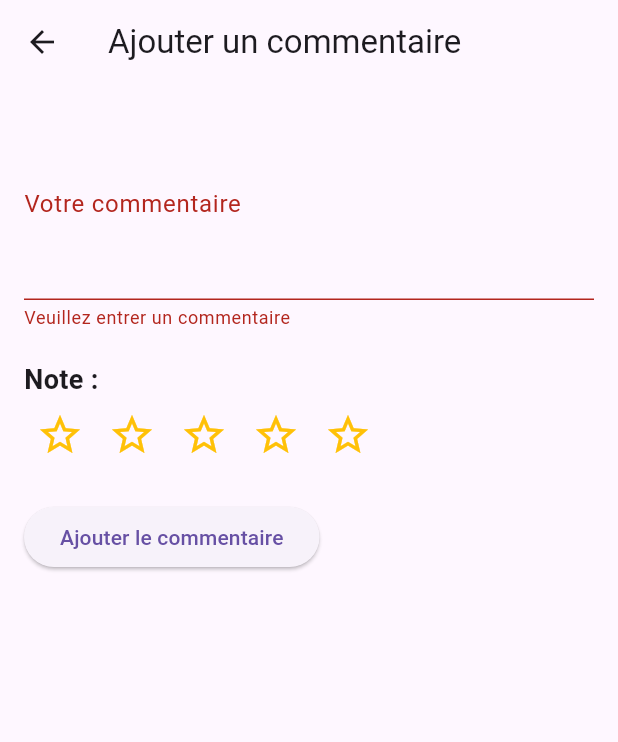
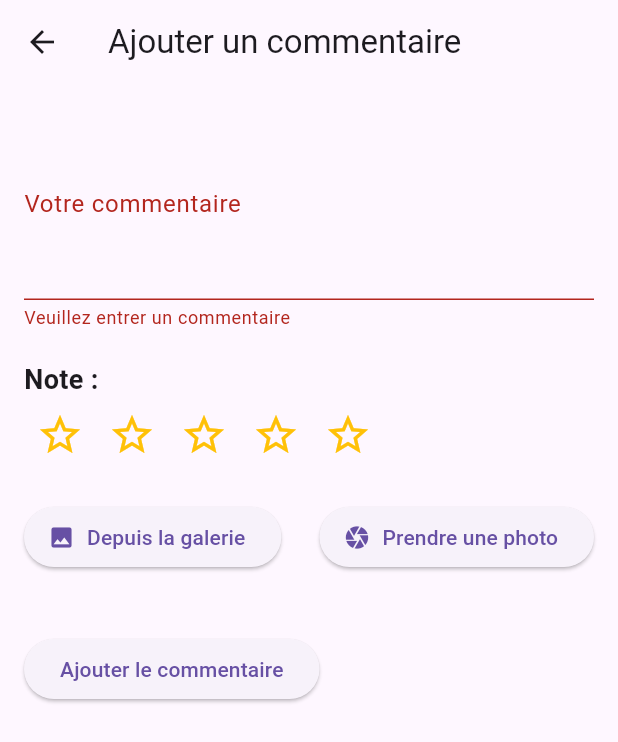
Before and after one commit to julian2bot/SAEMobile, a Flutter app: the AddComment screen opened directly, after a tap on "Ajouter le commentaire", on a phone screen of 412 x 824 dp. Shown: the top 742 px of the screen. Run offline on Flutter 3.47's test engine with Material 3 defaults, Android fonts, the phone set to English and light mode, and no system bars; our stand-ins replace cached_network_image, image_picker, shared_preferences; accounts and stored records are empty; network calls fail.

Commit message:
front pour add une image depuis la galerie (dispo seulement sur tel)

```diff
--- a/lib/UI/ajout_commentaire.dart
+++ b/lib/UI/ajout_commentaire.dart
@@ -1,4 +1,8 @@
+import 'dart:io';
+
 import 'package:flutter/material.dart';
+import 'package:image_picker/image_picker.dart';
+
 
 class AddComment extends StatefulWidget {
   const AddComment({super.key});
@@ -9,11 +13,29 @@ class AddComment extends StatefulWidget {
 
 class _AddCommentState extends State<AddComment> {
   final GlobalKey<FormState> _formKey = GlobalKey<FormState>();
+  File? _selectedImage;
 
   // Controllers pour récupérer le texte saisi
   final TextEditingController _commentController = TextEditingController();
 
   int _selectedRating = 0; // note default (0 à 5)
+
+
+
+  Future<void> _pickImage(ImageSource source) async {
+      final ImagePicker picker = ImagePicker();
+      final XFile? image = await picker.pickImage(source: source);
+
+      if (image != null) {
+        setState(() {
+          _selectedImage = File(image.path); // Convertit en fichier pour l'affichage
+        });
+      }
+    }
+
+
+
+
 
   @override
   Widget build(BuildContext context) {
@@ -61,11 +83,40 @@ class _AddCommentState extends State<AddComment> {
               ),
               const SizedBox(height: 20),
 
-              // Bouton de validation
+
+
+              Row(
+                mainAxisAlignment: MainAxisAlignment.spaceBetween,
+                children: [
+                  ElevatedButton.icon(
+                    icon: Icon(Icons.image),
+                    label: Text("Depuis la galerie"),
+                    onPressed: () => _pickImage(ImageSource.gallery),
+                  ),
+                  ElevatedButton.icon(
+                    icon: Icon(Icons.camera),
+                    label: Text("Prendre une photo"),
+                    onPressed: () => _pickImage(ImageSource.camera),
+                  ),
+                ],
+              ),
+              const SizedBox(height: 20),
+
+              // Affichage de l'image sélectionnée
+              if (_selectedImage != null)
+                Image.file(_selectedImage!, height: 150, width: double.infinity, fit: BoxFit.cover),
+
+              const SizedBox(height: 20),
+
+
+
+
+
+              // validation
               ElevatedButton(
                 onPressed: () {
                   if (_formKey.currentState!.validate()) {
-                    // Récupération des valeurs saisies
+                      // recup les infos
                     String comment = _commentController.text;
                     int rating = _selectedRating;
 
@@ -73,10 +124,17 @@ class _AddCommentState extends State<AddComment> {
                     print("Commentaire : $comment");
                     print("Note : $rating");
 
-                    // Nettoyer les champs après validation
+                    if (_selectedImage != null) {
+                      print("Image sélectionnée : ${_selectedImage!.path}");
+                    }else{
+                      print("Image sélectionnée : nan");
+                    }
+
+
+                    // clear champs
                     _commentController.clear();
                     setState(() {
-                      _selectedRating = 0; // Réinitialiser la note
+                      _selectedRating = 0;
                     });
                   }
                 },
--- a/pubspec.yaml
+++ b/pubspec.yaml
@@ -34,6 +34,9 @@ dependencies:
   shared_preferences: ^2.2.2
   cached_network_image: ^3.2.0
   url_launcher: ^6.0.20
+#  provider: ^6.1.3
+
+  image_picker: ^1.0.7
 
   sqflite: ^2.3.0
   path_provider: ^2.1.2
```
Also changed, not shown: pubspec.lock, 8 other files.
